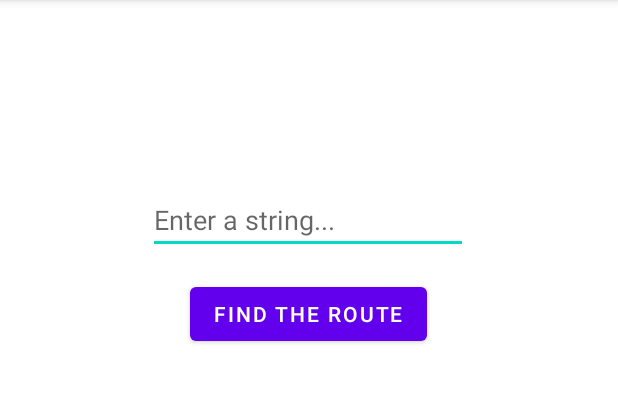
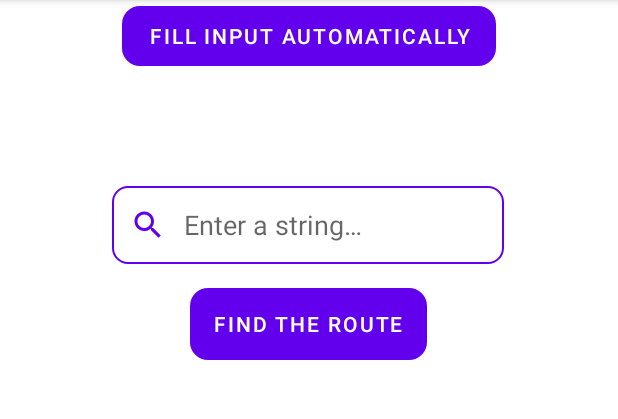
Before and after one commit to papertigify/PizzaRobot, an Android app: the screen it shows after launch (MainActivity), on a phone screen of 412 x 824 dp, the part 84-503 px from its top. Run offline under Robolectric (Android 15) with nearby library versions, the phone set to English and light mode, and no system bars; our stand-ins replace Dagger/Hilt's generated code.

Commit message:
fix: little bugs fixed

```diff
--- a/app/build.gradle
+++ b/app/build.gradle
@@ -67,4 +67,10 @@ dependencies {
     implementation "androidx.lifecycle:lifecycle-viewmodel-ktx:$lifecycle_version"
     implementation "androidx.lifecycle:lifecycle-runtime-ktx:$lifecycle_version"
 
+    // ViewModel
+    implementation "androidx.lifecycle:lifecycle-viewmodel-ktx:$lifecycle_version"
+    // LiveData
+    implementation "androidx.lifecycle:lifecycle-livedata-ktx:$lifecycle_version"
+    implementation "androidx.lifecycle:lifecycle-common-java8:$lifecycle_version"
+
 }
--- a/app/src/main/java/com/example/robotdeliveryman/model/InputValidator.kt
+++ b/app/src/main/java/com/example/robotdeliveryman/model/InputValidator.kt
@@ -2,7 +2,7 @@ package com.example.robotdeliveryman.model
 
 class InputValidator {
 
-    fun checkInput(string: String): Boolean{
+    fun checkInput(string: String): Boolean {
 
         if (string.length < 5)
             return false
--- a/app/src/main/java/com/example/robotdeliveryman/repository/Repository.kt
+++ b/app/src/main/java/com/example/robotdeliveryman/repository/Repository.kt
@@ -11,7 +11,8 @@ class Repository(private val inputValidator: InputValidator, private val routeGe
 
     suspend fun getRoute(inputString: String): Resource<String> {
         return withContext(Dispatchers.IO) {
-            delay(500L)
+            // little delay to simulate long background work
+            delay(300L)
             val isInputValid = inputValidator.checkInput(inputString)
             return@withContext if (!isInputValid) {
                 Resource.error("An error occured, please, check input", null)
--- a/app/src/main/java/com/example/robotdeliveryman/ui/MainActivity.kt
+++ b/app/src/main/java/com/example/robotdeliveryman/ui/MainActivity.kt
@@ -6,6 +6,7 @@ import android.util.Log
 import android.view.inputmethod.InputMethodManager
 import androidx.core.view.isVisible
 import androidx.lifecycle.ViewModelProvider
+import com.example.robotdeliveryman.R
 import com.example.robotdeliveryman.databinding.ActivityMainBinding
 import com.example.robotdeliveryman.ui.viewmodel.MainViewModel
 import com.example.robotdeliveryman.ui.viewmodel.ViewModelProviderFactory
@@ -34,8 +35,14 @@ class MainActivity : DaggerAppCompatActivity() {
             val inputString = binding.editText.text.toString()
             viewModel.getRoute(inputString)
 
+            // close the keyboard after the button is pressed
             val inputMethodManager = getSystemService(INPUT_METHOD_SERVICE) as InputMethodManager
             inputMethodManager.hideSoftInputFromWindow(currentFocus?.windowToken, 0)
+        }
+
+        // automatically fills EtText with the check string from the task
+        binding.buttonFillAutomatically.setOnClickListener {
+            binding.editText.setText(getString(R.string.check_string))
         }
 
         viewModel.route.observe(this){
@@ -49,7 +56,6 @@ class MainActivity : DaggerAppCompatActivity() {
                     binding.progressBar.isVisible = false
                     binding.textViewOutput.isVisible = true
                     binding.textViewRobotRoute.isVisible = true
-
 
                     binding.textViewOutput.text = it.data.toString()
                 }
--- /dev/null
+++ b/app/src/main/res/drawable-v24/ic_baseline_search.xml
@@ -0,0 +1,10 @@
+<vector xmlns:android="http://schemas.android.com/apk/res/android"
+    android:width="24dp"
+    android:height="24dp"
+    android:viewportWidth="24"
+    android:viewportHeight="24"
+    >
+  <path
+      android:fillColor="@android:color/darker_gray"
+      android:pathData="M15.5,14h-0.79l-0.28,-0.27C15.41,12.59 16,11.11 16,9.5 16,5.91 13.09,3 9.5,3S3,5.91 3,9.5 5.91,16 9.5,16c1.61,0 3.09,-0.59 4.23,-1.57l0.27,0.28v0.79l5,4.99L20.49,19l-4.99,-5zM9.5,14C7.01,14 5,11.99 5,9.5S7.01,5 9.5,5 14,7.01 14,9.5 11.99,14 9.5,14z"/>
+</vector>
--- /dev/null
+++ b/app/src/main/res/drawable-v24/ic_baseline_search_focused.xml
@@ -0,0 +1,10 @@
+<vector xmlns:android="http://schemas.android.com/apk/res/android"
+    android:width="24dp"
+    android:height="24dp"
+    android:viewportWidth="24"
+    android:viewportHeight="24"
+    >
+  <path
+      android:fillColor="@color/design_default_color_primary"
+      android:pathData="M15.5,14h-0.79l-0.28,-0.27C15.41,12.59 16,11.11 16,9.5 16,5.91 13.09,3 9.5,3S3,5.91 3,9.5 5.91,16 9.5,16c1.61,0 3.09,-0.59 4.23,-1.57l0.27,0.28v0.79l5,4.99L20.49,19l-4.99,-5zM9.5,14C7.01,14 5,11.99 5,9.5S7.01,5 9.5,5 14,7.01 14,9.5 11.99,14 9.5,14z"/>
+</vector>
--- /dev/null
+++ b/app/src/main/res/drawable/custom_button.xml
@@ -0,0 +1,5 @@
+<?xml version="1.0" encoding="utf-8"?>
+<shape xmlns:android="http://schemas.android.com/apk/res/android"
+    android:shape="rectangle">
+    <corners android:radius="12dp" />
+</shape>
--- /dev/null
+++ b/app/src/main/res/drawable/custom_edit_text.xml
@@ -0,0 +1,20 @@
+<?xml version="1.0" encoding="utf-8"?>
+<selector xmlns:android="http://schemas.android.com/apk/res/android">
+
+    <item android:state_enabled="true" android:state_focused="true">
+        <shape android:shape="rectangle">
+            <solid android:color="@color/white"/>
+            <corners android:radius="10dp"/>
+            <stroke android:color="@color/design_default_color_primary" android:width="1dp"/>
+        </shape>
+    </item>
+
+    <item android:state_enabled="true">
+        <shape android:shape="rectangle">
+            <solid android:color="@color/white"/>
+            <corners android:radius="10dp"/>
+            <stroke android:color="@android:color/darker_gray" android:width="1dp"/>
+        </shape>
+    </item>
+
+</selector>
--- /dev/null
+++ b/app/src/main/res/drawable/search_icon.xml
@@ -0,0 +1,7 @@
+<?xml version="1.0" encoding="utf-8"?>
+<selector xmlns:android="http://schemas.android.com/apk/res/android">
+
+    <item android:state_focused="true" android:drawable="@drawable/ic_baseline_search_focused"/>
+    <item android:state_focused="false" android:drawable="@drawable/ic_baseline_search"/>
+
+</selector>
--- a/app/src/main/res/layout/activity_main.xml
+++ b/app/src/main/res/layout/activity_main.xml
@@ -8,11 +8,16 @@
 
     <EditText
         android:id="@+id/editText"
-        android:layout_width="wrap_content"
-        android:layout_height="wrap_content"
+        android:layout_width="261dp"
+        android:layout_height="52dp"
         android:layout_marginTop="124dp"
+        android:background="@drawable/custom_edit_text"
+        android:drawableStart="@drawable/search_icon"
+        android:drawablePadding="12dp"
         android:ems="10"
         android:hint="@string/enter_a_string"
+        android:paddingStart="12dp"
+        android:paddingEnd="12dp"
         app:layout_constraintEnd_toEndOf="parent"
         app:layout_constraintHorizontal_bias="0.497"
         app:layout_constraintStart_toStartOf="parent"
@@ -24,10 +29,11 @@
         android:layout_height="wrap_content"
         android:layout_marginTop="172dp"
         android:text="@string/pizza_delivery_robot_route"
-        android:textSize="20sp"
+        android:textColor="@color/black"
+        android:textSize="23sp"
         android:visibility="gone"
         app:layout_constraintEnd_toEndOf="parent"
-        app:layout_constraintHorizontal_bias="0.238"
+        app:layout_constraintHorizontal_bias="0.108"
         app:layout_constraintStart_toStartOf="parent"
         app:layout_constraintTop_toBottomOf="@+id/editText" />
 
@@ -49,6 +55,7 @@
         android:layout_height="wrap_content"
         android:layout_marginTop="16dp"
         android:text="@string/find_the_route"
+        android:background="@drawable/custom_button"
         app:layout_constraintEnd_toEndOf="parent"
         app:layout_constraintHorizontal_bias="0.498"
         app:layout_constraintStart_toStartOf="parent"
@@ -66,4 +73,16 @@
         app:layout_constraintStart_toStartOf="parent"
         app:layout_constraintTop_toTopOf="parent" />
 
+    <Button
+        android:id="@+id/buttonFillAutomatically"
+        android:layout_width="249dp"
+        android:layout_height="40dp"
+        android:layout_marginTop="4dp"
+        android:background="@drawable/custom_button"
+        android:text="@string/fill_input_automatically"
+        app:layout_constraintEnd_toEndOf="parent"
+        app:layout_constraintStart_toStartOf="parent"
+        app:layout_constraintTop_toTopOf="parent" />
+
+
 </androidx.constraintlayout.widget.ConstraintLayout>
--- a/app/src/main/res/values/strings.xml
+++ b/app/src/main/res/values/strings.xml
@@ -1,6 +1,8 @@
 <resources>
     <string name="app_name">RobotDeliveryman</string>
-    <string name="pizza_delivery_robot_route">Pizza delivery robot route:</string>
-    <string name="enter_a_string">Enter a string...</string>
+    <string name="pizza_delivery_robot_route">Robot route: </string>
+    <string name="enter_a_string">Enter a string…</string>
     <string name="find_the_route">Find the route</string>
+    <string name="fill_input_automatically">Fill input automatically</string>
+    <string name="check_string">5x5 (0, 0) (1, 3) (4,4) (4, 2) (4, 2) (0, 1) (3, 2) (2, 3) (4, 1)</string>
 </resources>
```
Also changed, not shown: app/src/main/java/com/example/robotdeliveryman/model/RouteGenerator.kt (+9 -9 lines).
